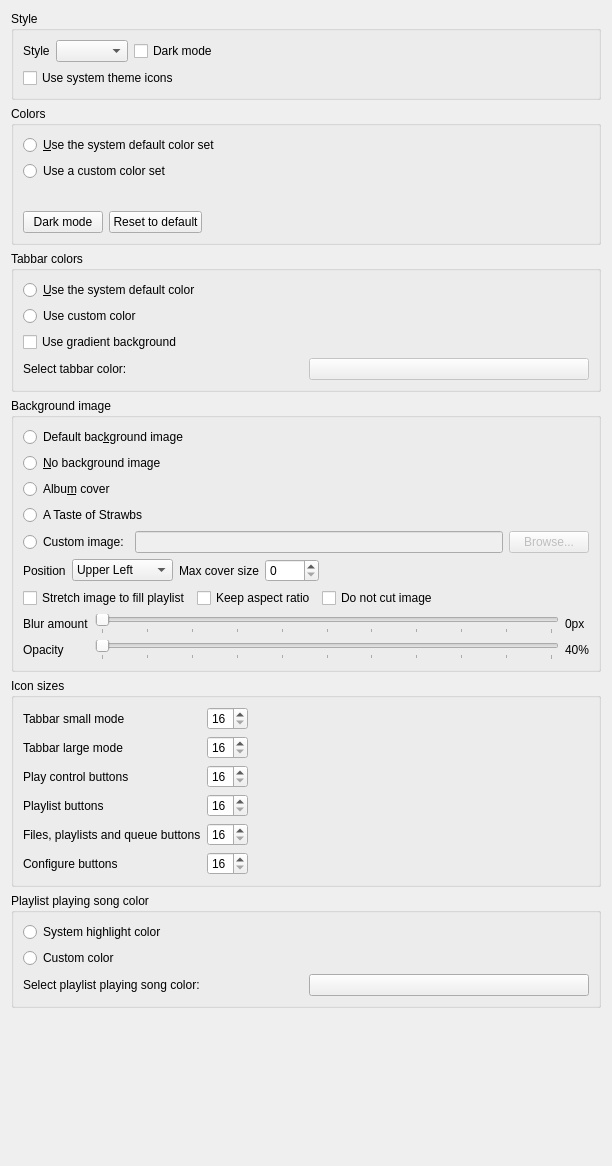
First picture: the form in src/settings/appearancesettingspage.ui, repository strawberrymusicplayer/strawberry, before the edit.
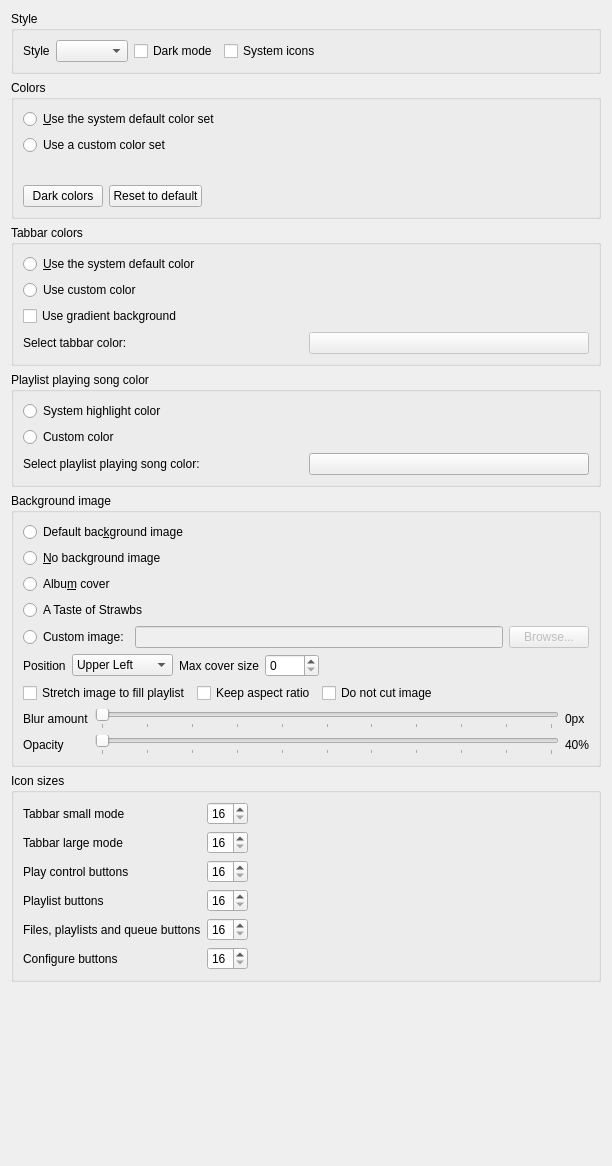
Second picture: the form after the edit.

Diff of the .ui file:
```diff
--- a/src/settings/appearancesettingspage.ui
+++ b/src/settings/appearancesettingspage.ui
@@ -43,6 +43,16 @@
           </property>
          </widget>
         </item>
+        <item>
+         <widget class="QCheckBox" name="checkbox_system_icons">
+          <property name="toolTip">
+           <string>You need to restart Strawberry for this setting to take affect</string>
+          </property>
+          <property name="text">
+           <string>System icons</string>
+          </property>
+         </widget>
+        </item>
         <item>
          <spacer name="spacer_style">
           <property name="orientation">
@@ -58,16 +68,6 @@
         </item>
        </layout>
       </item>
-      <item>
-       <widget class="QCheckBox" name="checkbox_system_icons">
-        <property name="toolTip">
-         <string>You need to restart Strawberry for this setting to take affect.</string>
-        </property>
-        <property name="text">
-         <string>Use system theme icons</string>
-        </property>
-       </widget>
-      </item>
      </layout>
     </widget>
    </item>
@@ -104,7 +104,7 @@
            <string>Set a custom color set suitable for a dark theme</string>
           </property>
           <property name="text">
-           <string>Dark mode</string>
+           <string>Dark colors</string>
           </property>
          </widget>
         </item>
@@ -190,6 +190,47 @@
      </layout>
     </widget>
    </item>
+   <item>
+    <widget class="QGroupBox" name="playlist_playing_song_color">
+     <property name="title">
+      <string>Playlist playing song color</string>
+     </property>
+     <layout class="QVBoxLayout" name="layout_playlist_playing_song_color">
+      <item>
+       <widget class="QRadioButton" name="playlist_playing_song_color_system">
+        <property name="text">
+         <string>System highlight color</string>
+        </property>
+       </widget>
+      </item>
+      <item>
+       <widget class="QRadioButton" name="playlist_playing_song_color_custom">
+        <property name="text">
+         <string>Custom color</string>
+        </property>
+       </widget>
+      </item>
+      <item>
+       <layout class="QHBoxLayout" name="layout_playlist_playing_song_color_custom">
+        <item>
+         <widget class="QLabel" name="label_select_playlist_playing_song_color">
+          <property name="text">
+           <string>Select playlist playing song color:</string>
+          </property>
+         </widget>
+        </item>
+        <item>
+         <widget class="QPushButton" name="select_playlist_playing_song_color">
+          <property name="text">
+           <string/>
+          </property>
+         </widget>
+        </item>
+       </layout>
+      </item>
+     </layout>
+    </widget>
+   </item>
    <item>
     <widget class="QGroupBox" name="groupbox_background_image">
      <property name="title">
@@ -333,6 +374,9 @@
             </item>
             <item>
              <widget class="QSpinBox" name="spinbox_background_image_maxsize">
+              <property name="minimum">
+               <number>0</number>
+              </property>
               <property name="maximum">
                <number>9000</number>
               </property>
@@ -616,47 +660,6 @@
      </layout>
     </widget>
    </item>
-   <item>
-    <widget class="QGroupBox" name="playlist_playing_song_color">
-     <property name="title">
-      <string>Playlist playing song color</string>
-     </property>
-     <layout class="QVBoxLayout" name="layout_playlist_playing_song_color">
-      <item>
-       <widget class="QRadioButton" name="playlist_playing_song_color_system">
-        <property name="text">
-         <string>System highlight color</string>
-        </property>
-       </widget>
-      </item>
-      <item>
-       <widget class="QRadioButton" name="playlist_playing_song_color_custom">
-        <property name="text">
-         <string>Custom color</string>
-        </property>
-       </widget>
-      </item>
-      <item>
-       <layout class="QHBoxLayout" name="layout_playlist_playing_song_color_custom">
-        <item>
-         <widget class="QLabel" name="label_select_playlist_playing_song_color">
-          <property name="text">
-           <string>Select playlist playing song color:</string>
-          </property>
-         </widget>
-        </item>
-        <item>
-         <widget class="QPushButton" name="select_playlist_playing_song_color">
-          <property name="text">
-           <string/>
-          </property>
-         </widget>
-        </item>
-       </layout>
-      </item>
-     </layout>
-    </widget>
-   </item>
    <item>
     <spacer name="spacer_bottom">
      <property name="orientation">
```
Left out of the diff: 61 changed lines with no effect on the pictures.
